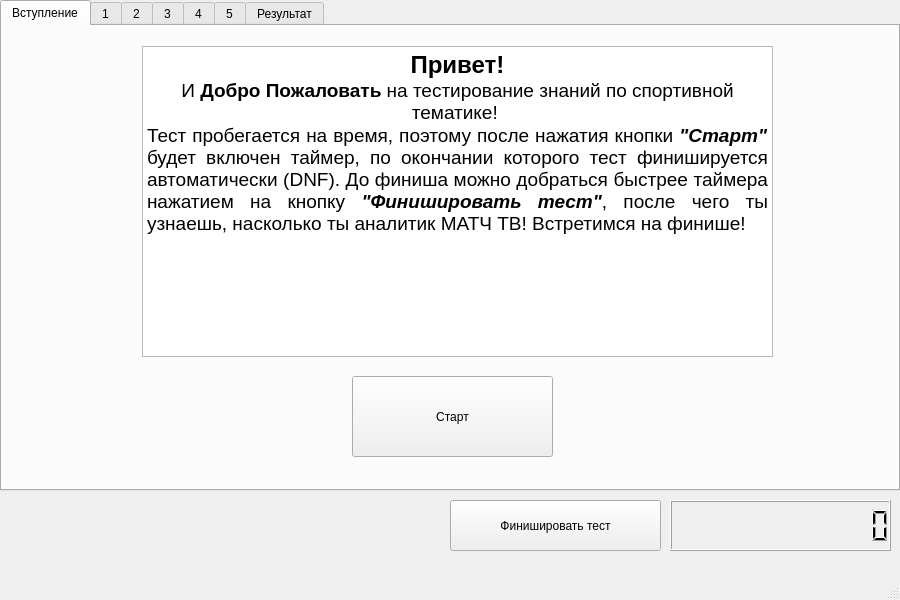
KISEL76/sport_test, file mainwindow.ui: the form before one commit.
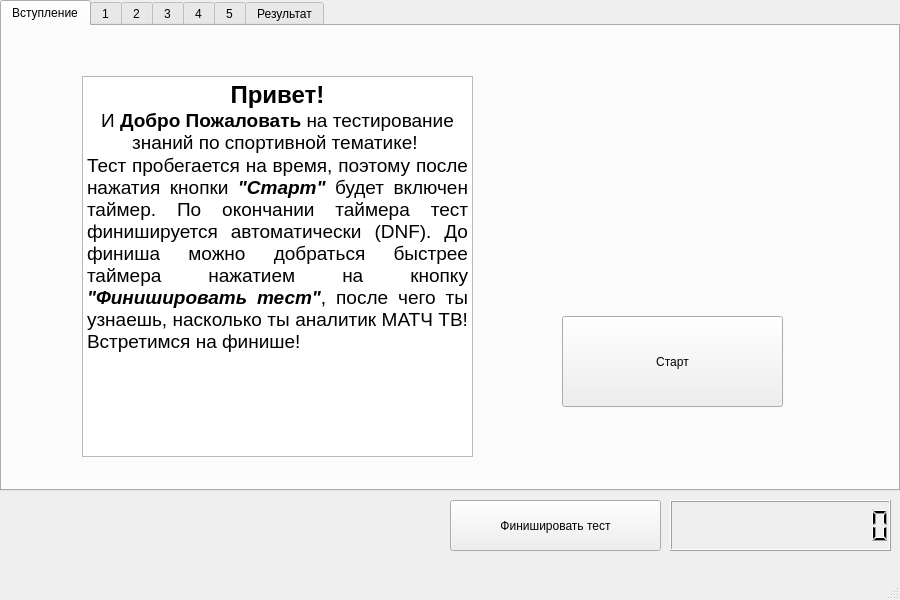
The form after the commit. The open tabs and pages were chosen to show the change.

The edit to the form file:
```diff
--- a/mainwindow.ui
+++ b/mainwindow.ui
@@ -45,10 +45,10 @@
      <widget class="QTextEdit" name="textEdit">
       <property name="geometry">
        <rect>
-        <x>140</x>
-        <y>20</y>
-        <width>631</width>
-        <height>311</height>
+        <x>80</x>
+        <y>50</y>
+        <width>391</width>
+        <height>381</height>
        </rect>
       </property>
       <property name="readOnly">
@@ -64,16 +64,16 @@
 &lt;/style&gt;&lt;/head&gt;&lt;body style=&quot; font-family:'.AppleSystemUIFont'; font-size:13pt; font-weight:400; font-style:normal;&quot;&gt;
 &lt;p align=&quot;center&quot; style=&quot; margin-top:0px; margin-bottom:0px; margin-left:0px; margin-right:0px; -qt-block-indent:0; text-indent:0px;&quot;&gt;&lt;span style=&quot; font-size:18pt; font-weight:700;&quot;&gt;Привет!&lt;/span&gt;&lt;/p&gt;
 &lt;p align=&quot;center&quot; style=&quot; margin-top:0px; margin-bottom:0px; margin-left:0px; margin-right:0px; -qt-block-indent:0; text-indent:0px;&quot;&gt;&lt;span style=&quot; font-size:14pt;&quot;&gt;И &lt;/span&gt;&lt;span style=&quot; font-size:14pt; font-weight:700;&quot;&gt;Добро Пожаловать&lt;/span&gt;&lt;span style=&quot; font-size:14pt;&quot;&gt; на тестирование знаний по спортивной тематике! &lt;/span&gt;&lt;/p&gt;
-&lt;p align=&quot;justify&quot; style=&quot; margin-top:0px; margin-bottom:0px; margin-left:0px; margin-right:0px; -qt-block-indent:0; text-indent:0px;&quot;&gt;&lt;span style=&quot; font-size:14pt;&quot;&gt;Тест пробегается на время, поэтому после нажатия кнопки&lt;/span&gt;&lt;span style=&quot; font-size:14pt; font-weight:700;&quot;&gt; &lt;/span&gt;&lt;span style=&quot; font-size:14pt; font-weight:700; font-style:italic;&quot;&gt;&amp;quot;Старт&amp;quot; &lt;/span&gt;&lt;span style=&quot; font-size:14pt;&quot;&gt;будет включен таймер, по окончании которого тест финишируется автоматически (DNF). До финиша можно добраться быстрее таймера нажатием на кнопку &lt;/span&gt;&lt;span style=&quot; font-size:14pt; font-weight:700; font-style:italic;&quot;&gt;&amp;quot;Финишировать тест&amp;quot;&lt;/span&gt;&lt;span style=&quot; font-size:14pt;&quot;&gt;, после чего ты узнаешь, насколько ты аналитик МАТЧ ТВ! Встретимся на финише!&lt;/span&gt;&lt;/p&gt;&lt;/body&gt;&lt;/html&gt;</string>
+&lt;p align=&quot;justify&quot; style=&quot; margin-top:0px; margin-bottom:0px; margin-left:0px; margin-right:0px; -qt-block-indent:0; text-indent:0px;&quot;&gt;&lt;span style=&quot; font-size:14pt;&quot;&gt;Тест пробегается на время, поэтому после нажатия кнопки&lt;/span&gt;&lt;span style=&quot; font-size:14pt; font-weight:700;&quot;&gt; &lt;/span&gt;&lt;span style=&quot; font-size:14pt; font-weight:700; font-style:italic;&quot;&gt;&amp;quot;Старт&amp;quot; &lt;/span&gt;&lt;span style=&quot; font-size:14pt;&quot;&gt;будет включен таймер. По окончании таймера тест финишируется автоматически (DNF). До финиша можно добраться быстрее таймера нажатием на кнопку &lt;/span&gt;&lt;span style=&quot; font-size:14pt; font-weight:700; font-style:italic;&quot;&gt;&amp;quot;Финишировать тест&amp;quot;&lt;/span&gt;&lt;span style=&quot; font-size:14pt;&quot;&gt;, после чего ты узнаешь, насколько ты аналитик МАТЧ ТВ! Встретимся на финише!&lt;/span&gt;&lt;/p&gt;&lt;/body&gt;&lt;/html&gt;</string>
       </property>
      </widget>
      <widget class="QPushButton" name="pushButton_start">
       <property name="geometry">
        <rect>
-        <x>350</x>
-        <y>350</y>
-        <width>201</width>
-        <height>81</height>
+        <x>560</x>
+        <y>290</y>
+        <width>221</width>
+        <height>91</height>
        </rect>
       </property>
       <property name="text">
```
Left out of the diff: 2 changed lines with no effect on the pictures.
